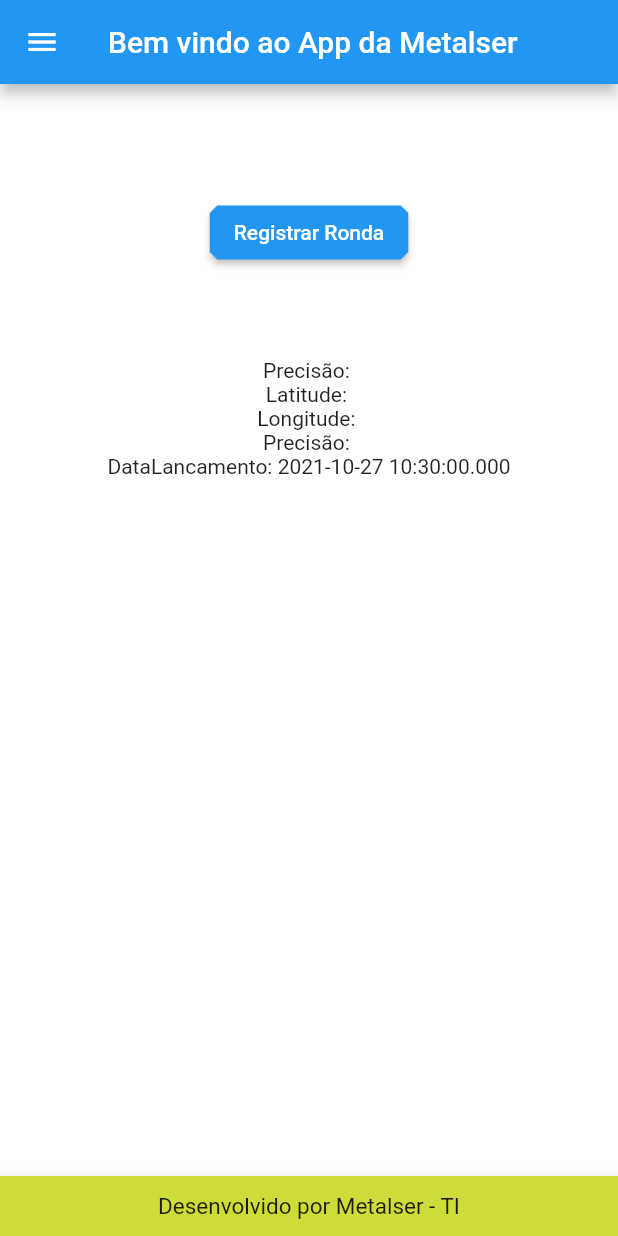
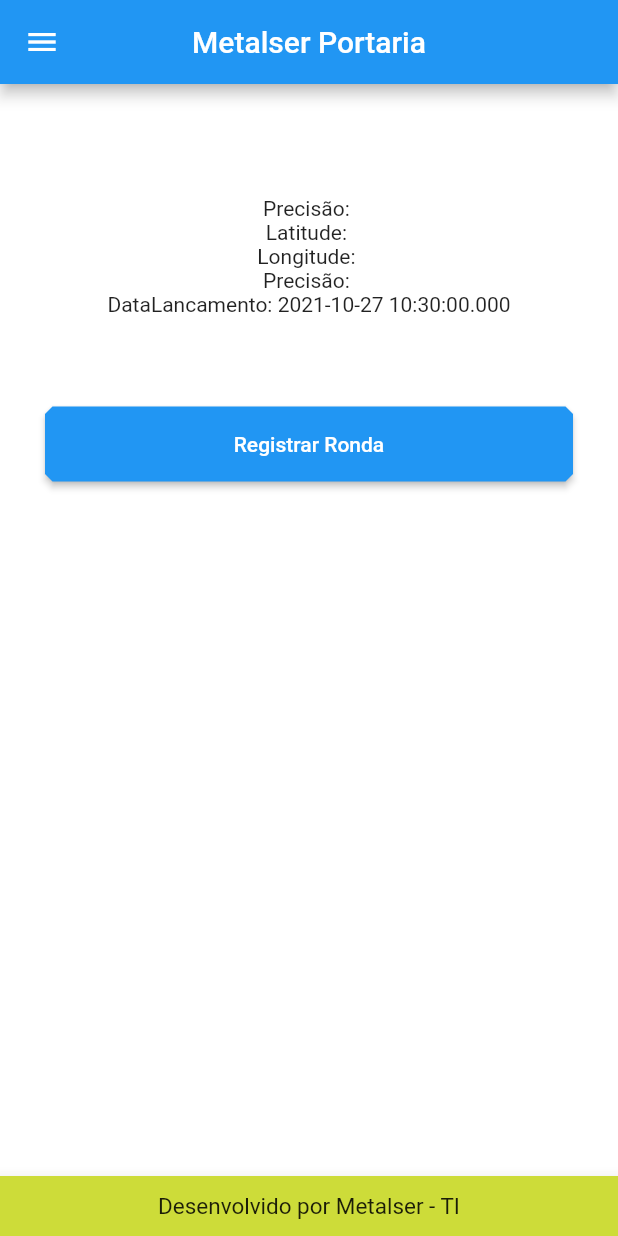
Before and after one commit to 270986/AppFlutterMetalserPortaria, a Flutter app: the GeolocatorPage screen opened directly, on a phone screen of 412 x 824 dp. Run offline on Flutter 3.47's test engine with Material 2 defaults, Android fonts, the phone set to English and light mode, and no system bars; our stand-ins replace flutter_mobx, geolocator, mobx, shared_preferences, url_launcher_web; missing offline and left inert: baseflow_plugin_template, geolocator_web; accounts and stored records are empty; generated files the repository leaves out were written again.

Commit message:
serviço enviando dados

```diff
--- a/lib/pages/geolocator.page.dart
+++ b/lib/pages/geolocator.page.dart
@@ -18,7 +18,7 @@
   Widget build(BuildContext context) {
     return Scaffold(
       appBar: AppBar(
-        title: Text("Bem vindo ao App da Metalser"),
+        title: Text("Metalser Portaria"),
         centerTitle: true,
       ),
       body: Observer(builder: (_) {
@@ -76,11 +76,24 @@
         crossAxisAlignment: CrossAxisAlignment.start,
         children: [
           Center(
-            child: Container(
-              padding: EdgeInsets.only(top: 60),
-              child: Column(
-                children: [
-                  ElevatedButton(
+            child: Column(
+              children: [
+                SizedBox(
+                  height: 60,
+                ),
+                Text("Precisão: " + controller.accuracy),
+                Text("Latitude: " + controller.latitude),
+                Text("Longitude: " + controller.longitude),
+                Text("Precisão: " + controller.accuracy),
+                Text("DataLancamento: " + controller.date.toString()),
+                SizedBox(
+                  height: 60,
+                ),
+                Container(
+                  padding: EdgeInsets.symmetric(horizontal: 30),
+                  width: double.infinity,
+                  height: 50,
+                  child: ElevatedButton(
                     child: (Text("Registrar Ronda")),
                     style: ElevatedButton.styleFrom(
                       shape: const BeveledRectangleBorder(
@@ -95,19 +108,8 @@
                       });
                     },
                   ),
-                  SizedBox(
-                    height: 60,
-                  ),
-                  Text("Precisão: " + controller.accuracy),
-                  Text("Latitude: " + controller.latitude),
-                  Text("Longitude: " + controller.longitude),
-                  Text("Precisão: " + controller.accuracy),
-                  Text("DataLancamento: " + controller.date.toString()),
-                  SizedBox(
-                    height: 60,
-                  ),
-                ],
-              ),
+                ),
+              ],
             ),
           ),
         ],
--- a/lib/pages/loginapi.dart
+++ b/lib/pages/loginapi.dart
@@ -22,9 +22,11 @@
     Map mapResponse = json.decode(response.body);
     //var mapResponse = json.decode(json.encode(response.body));
     print(mapResponse);
+
     if (response.statusCode == 200) {
       usuario = Usuario.fromJson(mapResponse);
       prefs.setString("tokenjwt", mapResponse["token"]);
+      prefs.setString("usuario", username);
     } else {
       usuario = null;
     }
--- a/pubspec.yaml
+++ b/pubspec.yaml
@@ -64,7 +64,7 @@
   #  - images/a_dot_ham.jpeg
 
 flutter_icons:
-  image_path: "assets/images/Logo_Metalser.png"
+  image_path: "assets/images/Modelo.png"
   android: true
   ios: true
 
```
Also changed, not shown: lib/controllers/geolocator.controller.dart (+16 -4 lines), lib/models/position.model.dart (+13 -1 lines), lib/services/geolocator.service.dart (+5 -9 lines), lib/controllers/geolocator.controller.g.dart, pubspec.lock, 21 other files.
